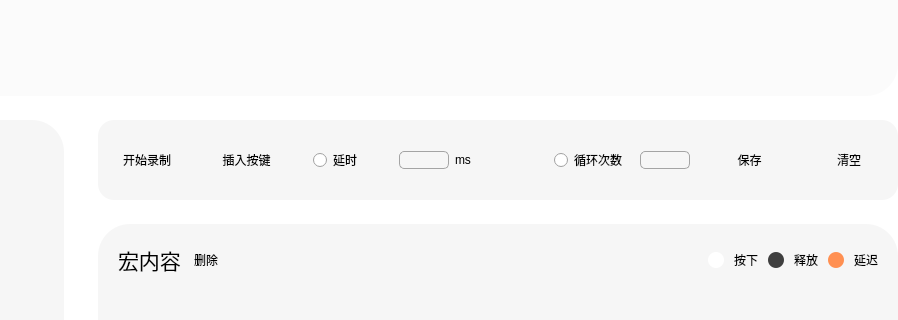
First picture: the form in FrameMacro.ui, repository wlffeng2008/AKKOStdio, before the edit; both pictures show x 240 to 1138 and y 365 to 685 of the 1138 by 825 pixel window.
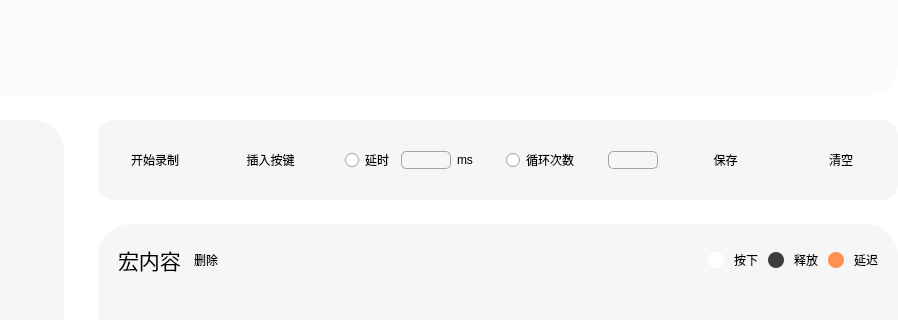
Second picture: the form after the edit. Icons and pictures are not drawn. Custom widgets are drawn as their Qt base class.

```diff
--- a/FrameMacro.ui
+++ b/FrameMacro.ui
@@ -402,6 +402,12 @@
             </item>
             <item>
              <widget class="QRadioButton" name="radioButtonDelay">
+              <property name="maximumSize">
+               <size>
+                <width>50</width>
+                <height>16777215</height>
+               </size>
+              </property>
               <property name="text">
                <string>延时</string>
               </property>
@@ -430,10 +436,16 @@
              <widget class="QLabel" name="label_3">
               <property name="minimumSize">
                <size>
-                <width>63</width>
+                <width>30</width>
                 <height>58</height>
                </size>
               </property>
+              <property name="maximumSize">
+               <size>
+                <width>20</width>
+                <height>16777215</height>
+               </size>
+              </property>
               <property name="text">
                <string notr="true">ms</string>
               </property>
```
